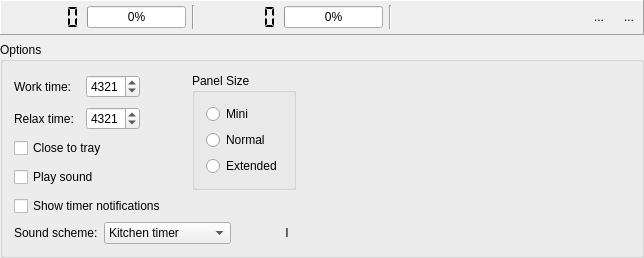
First picture: the form in CTimerWindow.ui, repository aleximok/DoppelTimer, before the edit.
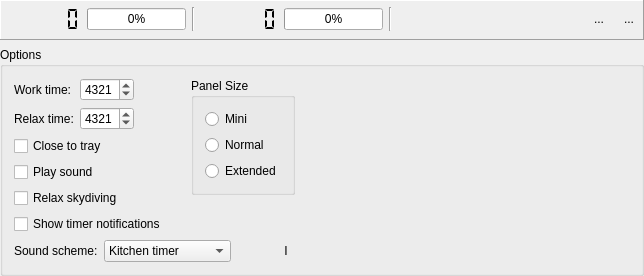
Second picture: the form after the edit. Icons and pictures are not drawn. Custom widgets are drawn as their Qt base class.

Commit message: OpenGL relax time screensaver

```diff
--- a/CTimerWindow.ui
+++ b/CTimerWindow.ui
@@ -10,7 +10,7 @@
     <x>0</x>
     <y>0</y>
     <width>644</width>
-    <height>258</height>
+    <height>276</height>
    </rect>
   </property>
   <property name="sizePolicy">
@@ -414,92 +414,17 @@
           <layout class="QGridLayout" name="gridLayout">
            <item row="0" column="0">
             <layout class="QGridLayout" name="gridLayout_2">
-             <item row="4" column="0" colspan="5">
-              <widget class="QCheckBox" name="mShowTimerTTipCB">
-               <property name="text">
-                <string>Show timer notifications</string>
-               </property>
-              </widget>
-             </item>
-             <item row="0" column="4" rowspan="4">
-              <widget class="QGroupBox" name="groupBox">
-               <property name="title">
-                <string>Panel Size</string>
-               </property>
-               <layout class="QVBoxLayout" name="verticalLayout_4">
-                <item>
-                 <widget class="QRadioButton" name="mShortRB">
-                  <property name="text">
-                   <string>Mini</string>
-                  </property>
-                 </widget>
-                </item>
-                <item>
-                 <widget class="QRadioButton" name="mNormalRB">
-                  <property name="text">
-                   <string>Normal</string>
-                  </property>
-                 </widget>
-                </item>
-                <item>
-                 <widget class="QRadioButton" name="mExtendedRB">
-                  <property name="text">
-                   <string>Extended</string>
-                  </property>
-                 </widget>
-                </item>
-               </layout>
-              </widget>
-             </item>
-             <item row="0" column="3">
-              <spacer name="horizontalSpacer_4">
-               <property name="orientation">
-                <enum>Qt::Horizontal</enum>
-               </property>
-               <property name="sizeType">
-                <enum>QSizePolicy::Minimum</enum>
-               </property>
-               <property name="sizeHint" stdset="0">
-                <size>
-                 <width>40</width>
-                 <height>20</height>
-                </size>
-               </property>
-              </spacer>
-             </item>
-             <item row="2" column="0" colspan="3">
+             <item row="2" column="0" colspan="2">
               <widget class="QCheckBox" name="mCloseToTrayCB">
                <property name="text">
                 <string>Close to tray</string>
                </property>
               </widget>
              </item>
-             <item row="0" column="7">
-              <spacer name="horizontalSpacer_3">
-               <property name="orientation">
-                <enum>Qt::Horizontal</enum>
-               </property>
-               <property name="sizeType">
-                <enum>QSizePolicy::MinimumExpanding</enum>
-               </property>
-               <property name="sizeHint" stdset="0">
-                <size>
-                 <width>0</width>
-                 <height>20</height>
-                </size>
-               </property>
-              </spacer>
-             </item>
-             <item row="0" column="2">
-              <widget class="QSpinBox" name="mFirstSB">
-               <property name="minimum">
-                <number>1</number>
-               </property>
-               <property name="maximum">
-                <number>5999</number>
-               </property>
-               <property name="value">
-                <number>4321</number>
+             <item row="3" column="0" colspan="2">
+              <widget class="QCheckBox" name="mPlaySoundCB">
+               <property name="text">
+                <string>Play sound</string>
                </property>
               </widget>
              </item>
@@ -510,10 +435,16 @@
                </property>
               </widget>
              </item>
-             <item row="3" column="0" colspan="3">
-              <widget class="QCheckBox" name="mPlaySoundCB">
-               <property name="text">
-                <string>Play sound</string>
+             <item row="1" column="1">
+              <widget class="QSpinBox" name="mSecondSB">
+               <property name="minimum">
+                <number>1</number>
+               </property>
+               <property name="maximum">
+                <number>5999</number>
+               </property>
+               <property name="value">
+                <number>4321</number>
                </property>
               </widget>
              </item>
@@ -524,8 +455,8 @@
                </property>
               </widget>
              </item>
-             <item row="1" column="2">
-              <widget class="QSpinBox" name="mSecondSB">
+             <item row="0" column="1">
+              <widget class="QSpinBox" name="mFirstSB">
                <property name="minimum">
                 <number>1</number>
                </property>
@@ -537,7 +468,30 @@
                </property>
               </widget>
              </item>
-             <item row="5" column="0" colspan="5">
+             <item row="0" column="2">
+              <spacer name="horizontalSpacer_4">
+               <property name="orientation">
+                <enum>Qt::Horizontal</enum>
+               </property>
+               <property name="sizeType">
+                <enum>QSizePolicy::Minimum</enum>
+               </property>
+               <property name="sizeHint" stdset="0">
+                <size>
+                 <width>40</width>
+                 <height>20</height>
+                </size>
+               </property>
+              </spacer>
+             </item>
+             <item row="5" column="0" colspan="3">
+              <widget class="QCheckBox" name="mShowTimerNotificationsCB">
+               <property name="text">
+                <string>Show timer notifications</string>
+               </property>
+              </widget>
+             </item>
+             <item row="6" column="0" colspan="4">
               <layout class="QHBoxLayout" name="horizontalLayout_2">
                <item>
                 <widget class="QLabel" name="label_3">
@@ -589,6 +543,76 @@
                </item>
               </layout>
              </item>
+             <item row="0" column="4">
+              <spacer name="horizontalSpacer_3">
+               <property name="orientation">
+                <enum>Qt::Horizontal</enum>
+               </property>
+               <property name="sizeType">
+                <enum>QSizePolicy::MinimumExpanding</enum>
+               </property>
+               <property name="sizeHint" stdset="0">
+                <size>
+                 <width>0</width>
+                 <height>20</height>
+                </size>
+               </property>
+              </spacer>
+             </item>
+             <item row="0" column="3" rowspan="6">
+              <layout class="QVBoxLayout" name="verticalLayout_6">
+               <item>
+                <widget class="QGroupBox" name="groupBox">
+                 <property name="title">
+                  <string>Panel Size</string>
+                 </property>
+                 <layout class="QVBoxLayout" name="verticalLayout_4">
+                  <item>
+                   <widget class="QRadioButton" name="mShortRB">
+                    <property name="text">
+                     <string>Mini</string>
+                    </property>
+                   </widget>
+                  </item>
+                  <item>
+                   <widget class="QRadioButton" name="mNormalRB">
+                    <property name="text">
+                     <string>Normal</string>
+                    </property>
+                   </widget>
+                  </item>
+                  <item>
+                   <widget class="QRadioButton" name="mExtendedRB">
+                    <property name="text">
+                     <string>Extended</string>
+                    </property>
+                   </widget>
+                  </item>
+                 </layout>
+                </widget>
+               </item>
+               <item>
+                <spacer name="verticalSpacer">
+                 <property name="orientation">
+                  <enum>Qt::Vertical</enum>
+                 </property>
+                 <property name="sizeHint" stdset="0">
+                  <size>
+                   <width>20</width>
+                   <height>40</height>
+                  </size>
+                 </property>
+                </spacer>
+               </item>
+              </layout>
+             </item>
+             <item row="4" column="0" colspan="2">
+              <widget class="QCheckBox" name="mShowRelaxScreensaverCB">
+               <property name="text">
+                <string>Relax skydiving</string>
+               </property>
+              </widget>
+             </item>
             </layout>
            </item>
           </layout>
```
Left out of the diff: 137 changed lines with no effect on the pictures. The commit also changes 17 other files.
